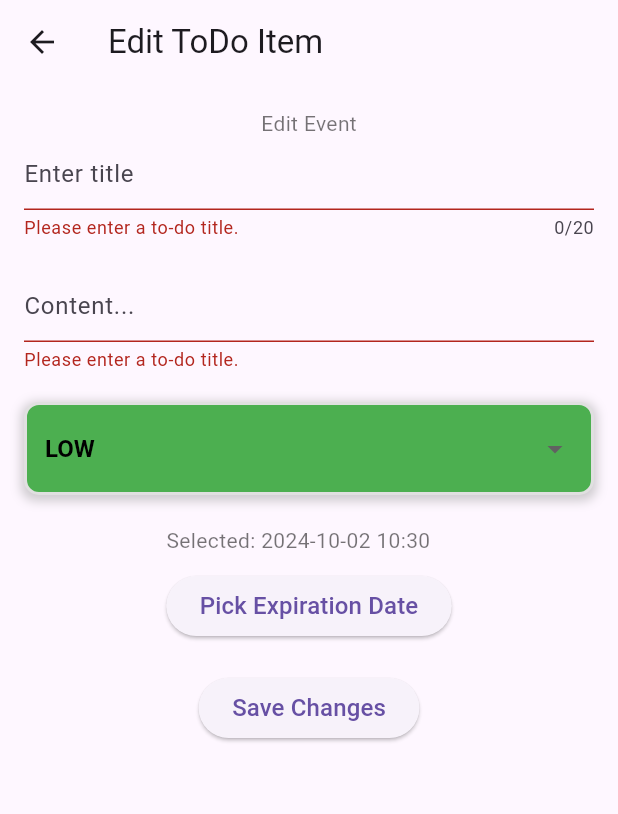
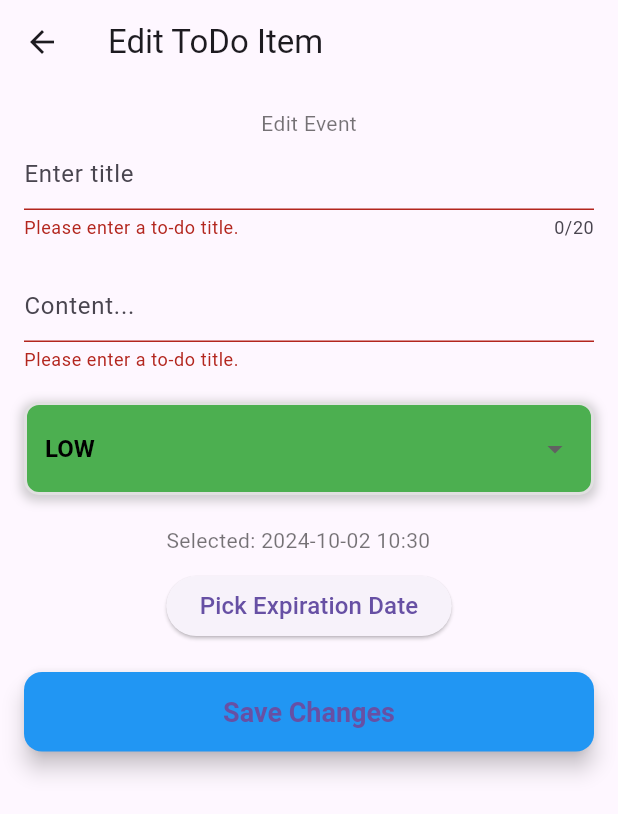
Before and after one commit to MichaelXerxes/dissertation_project_app, a Flutter app: the EditItemPage screen opened directly with empty values, after a tap on "Save Changes", on a phone screen of 412 x 824 dp. Shown: the top 814 px of the screen. Run offline on Flutter 3.47's test engine with Material 3 defaults, Android fonts, the phone set to English and light mode, and no system bars; our stand-ins replace bloc, connectivity_plus, equatable, flutter_bloc, flutter_local_notifications, flutter_svg and 2 more; network calls fail.

Commit message:
CustomFloatingButton

```diff
--- a/lib/core/helpers/constants.dart
+++ b/lib/core/helpers/constants.dart
@@ -4,4 +4,5 @@
   static const MOBILE_WIDTH = 600;
 
   static const MAX_LENGHT_TEXT_TITLE = 20;
+  static const MAX_LENGHT_TEXT_CONTENT = 300;
 }
--- a/lib/feature/services/to_do_list/presentation/screens/edit_item_page.dart
+++ b/lib/feature/services/to_do_list/presentation/screens/edit_item_page.dart
@@ -3,6 +3,7 @@
 import 'package:dissertation_project_app/core/enums/piority_level_enum.dart';
 import 'package:dissertation_project_app/feature/services/to_do_list/models/to_do_item/to_do_item_model.dart';
 import 'package:dissertation_project_app/feature/services/to_do_list/bloc/to_do_bloc.dart';
+import 'package:dissertation_project_app/feature/services/to_do_list/presentation/widgets/custom_floating_button.dart';
 import 'package:dissertation_project_app/feature/services/to_do_list/presentation/widgets/date_picker.dart';
 import 'package:flutter/material.dart';
 import 'package:flutter_bloc/flutter_bloc.dart';
@@ -40,13 +41,30 @@
     super.dispose();
   }
 
+  void _validateToDoItem() {
+    if (_formKey.currentState!.validate()) {
+      final updatedToDo = ToDoItem(
+        id: widget.todo.id,
+        title: _titleController.text,
+        content: _contentController.text,
+        priority: _selectedPriority,
+        expiredDate: _expiredDateSelected,
+      );
+
+      context.read<ToDoBloc>().add(UpdateToDoList(todo: updatedToDo));
+      Navigator.of(context).pop();
+    }
+  }
+
   @override
   Widget build(BuildContext context) {
     return Scaffold(
       appBar: AppBar(
         title: Text('Edit ToDo Item'),
       ),
-      body: Padding(
+      body: SingleChildScrollView(
+        reverse: true,
+        child: Padding(
           padding: EdgeInsets.all(16.0),
           child: Form(
             key: _formKey,
@@ -59,7 +77,8 @@
                     hintText: 'Enter title',
                   ),
                   validator: _validateValue,
-                  maxLength: Constants.MAX_LENGHT_TEXT_TITLE),
+                  maxLength: Constants.MAX_LENGHT_TEXT_TITLE,
+                ),
                 const SizedBox(height: 20),
                 TextFormField(
                     controller: _contentController,
@@ -86,26 +105,12 @@
                   },
                 ),
                 const SizedBox(height: 20),
-              ElevatedButton(
-                onPressed: () {
-                  if (_formKey.currentState!.validate()) {
-                    final updatedToDo = ToDoItem(
-                      id: widget.todo.id,
-                      title: _titleController.text,
-                      content: _contentController.text,
-                      priority: _selectedPriority,
-                      expiredDate: _expiredDateSelected,
-                    );
-
-                    context
-                        .read<ToDoBloc>()
-                        .add(UpdateToDoList(todo: updatedToDo));
-                    Navigator.of(context).pop();
-                  }
-                },
-                child: Text('Save Changes'),
+                CustomFloatingButton(
+                  onPressed: _validateToDoItem,
+                  buttonText: ('Save Changes'),
                 ),
               ],
+            ),
           ),
         ),
       ),
--- /dev/null
+++ b/lib/feature/services/to_do_list/presentation/widgets/custom_floating_button.dart
@@ -0,0 +1,43 @@
+import 'package:flutter/material.dart';
+
+class CustomFloatingButton extends StatelessWidget {
+  final VoidCallback onPressed;
+  final String buttonText;
+
+  const CustomFloatingButton({
+    super.key,
+    required this.onPressed,
+    required this.buttonText,
+  });
+
+  @override
+  Widget build(BuildContext context) {
+    return SizedBox(
+      width: double.infinity,
+      child: ElevatedButton(
+        onPressed: onPressed,
+        style: ButtonStyle(
+          backgroundColor:
+          WidgetStateProperty.all<Color>(Colors.blue),
+          padding: WidgetStateProperty.all<EdgeInsets>(
+            const EdgeInsets.symmetric(
+                horizontal: 32.0, vertical: 16.0),
+          ),
+          elevation: WidgetStateProperty.all<double>(6.0),
+          shape: WidgetStateProperty.all<RoundedRectangleBorder>(
+            RoundedRectangleBorder(
+              borderRadius: BorderRadius.circular(12.0),
+            ),
+          ),
+          textStyle: WidgetStateProperty.all<TextStyle>(
+            const TextStyle(
+              fontSize: 18.0,
+              fontWeight: FontWeight.bold,
+            ),
+          ),
+        ),
+        child: Text(buttonText),
+      ),
+    );
+  }
+}
--- a/lib/feature/services/to_do_list/presentation/widgets/to_do_list_item.dart
+++ b/lib/feature/services/to_do_list/presentation/widgets/to_do_list_item.dart
@@ -22,7 +22,9 @@
                 style: BorderStyle.solid),
             borderRadius: BorderRadius.all(Radius.circular(8))),
         child: ListTile(
-          title: Row(
+          title: Column(
+            children: [
+              Row(
                 mainAxisAlignment: MainAxisAlignment.spaceBetween,
                 children: [
                   Text(
@@ -47,6 +49,8 @@
                       ],
                     ),
                   )
+                ],
+              ),
             ],
           ),
           subtitle: Row(
```
Also changed, not shown: lib/feature/services/to_do_list/presentation/screens/add_item_page.dart (+30 -56 lines), lib/home_page.dart (+2 -5 lines). Lines whose indentation alone changed are shown as unchanged.
